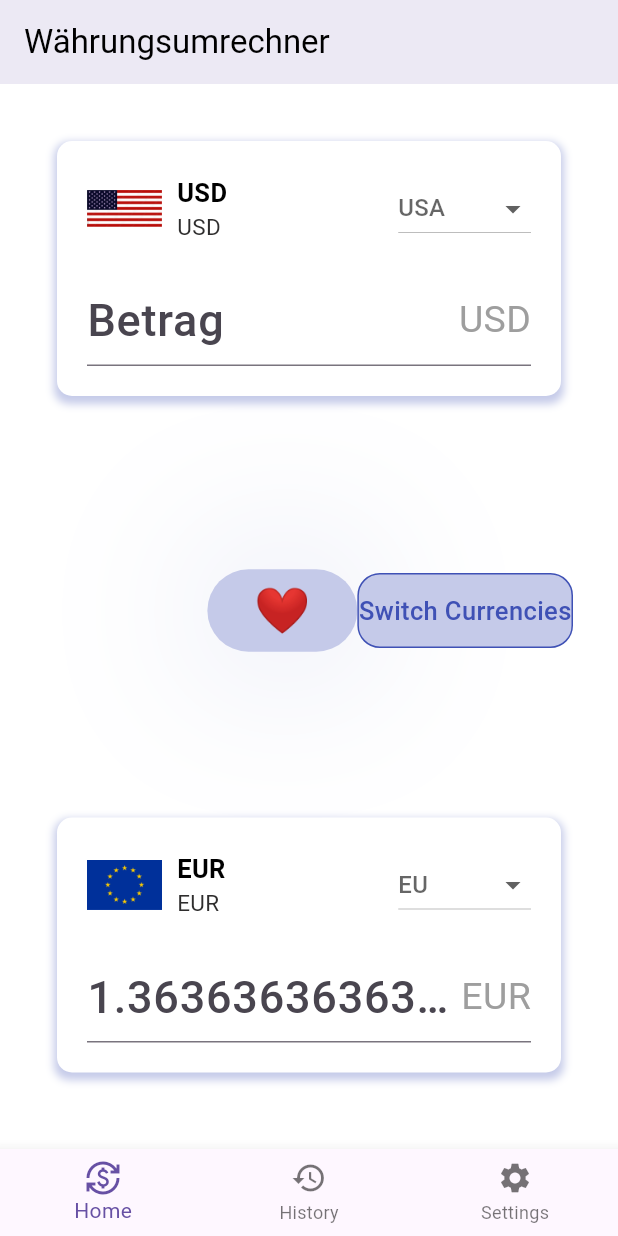
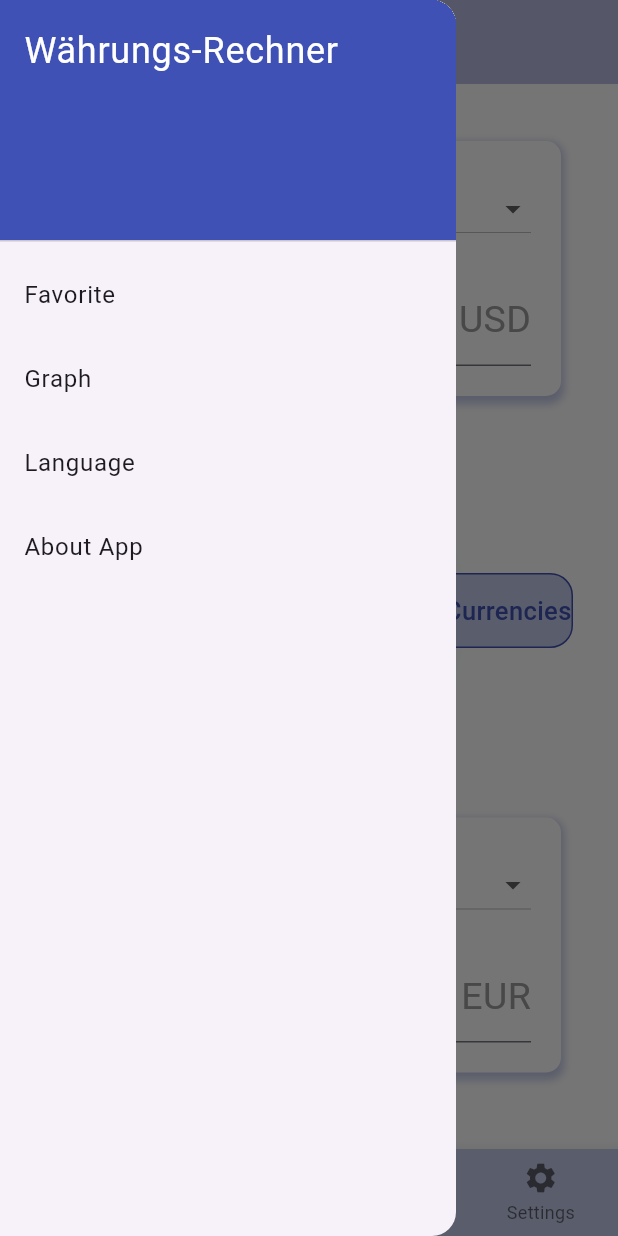
Before and after one commit to can3009/waehrungsrechner, a Flutter app: the screen it shows after launch, with the side drawer open (before the commit the screen has no drawer), on a phone screen of 412 x 824 dp. Run offline on Flutter 3.47's test engine with Material 3 defaults, Android fonts, the phone set to English and light mode, and no system bars; our stand-ins replace flutter_riverpod.

Commit message:
app drawer site

```diff
--- /dev/null
+++ b/lib/gui/ansicht/drawer/app_drawer.dart
@@ -0,0 +1,55 @@
+import 'package:waehrungsrechner/data/models/models.dart';
+
+class MyDrawer extends StatelessWidget {
+  @override
+  Widget build(BuildContext context) {
+    return Drawer(
+      child: ListView(
+        padding: EdgeInsets.zero,
+        children: <Widget>[
+          const DrawerHeader(
+            decoration: BoxDecoration(
+              color: Colors.indigo,
+            ),
+            child: Text(
+              'Währungs-Rechner',
+              style: TextStyle(
+                color: Colors.white,
+                fontSize: 24,
+              ),
+            ),
+          ),
+          ListTile(
+            title: const Text('Favorite'),
+            onTap: () {
+              // Aktion für Item 1
+              Navigator.pop(context);
+            },
+          ),
+          ListTile(
+            title: const Text('Graph '),
+            onTap: () {
+              // Aktion für Item 2
+              //  icon: Icon(Icons.history);
+              Navigator.pop(context);
+            },
+          ),
+          ListTile(
+            title: const Text('Language'),
+            onTap: () {
+              // Aktion für Item 3
+              Navigator.pop(context);
+            },
+          ),
+          ListTile(
+            title: const Text('About App'),
+            onTap: () {
+              // Aktion für Item 4
+              Navigator.pop(context);
+            },
+          ),
+        ],
+      ),
+    );
+  }
+}
--- a/lib/gui/ansicht/home/home_viev.dart
+++ b/lib/gui/ansicht/home/home_viev.dart
@@ -1,5 +1,6 @@
 import 'package:flutter/material.dart';
 import 'package:flutter_riverpod/flutter_riverpod.dart';
+import 'package:waehrungsrechner/gui/ansicht/drawer/app_drawer.dart';
 
 import 'package:waehrungsrechner/logic/app_state_provider.dart';
 // import '/projects/waehrungsrechner/lib/logic/app_state_provider.dart';
@@ -13,9 +14,10 @@ class HomeView extends ConsumerWidget {
   Widget build(BuildContext context, WidgetRef ref) {
     final appStateProvider = ref.read(refAppStateProvider.notifier);
     return Scaffold(
+      drawer: MyDrawer(),
       backgroundColor: Colors.white,
       appBar: AppBar(
-        backgroundColor: Colors.white,
+        backgroundColor: Colors.indigo[100],
         elevation: 9,
         title: const Text(
           'Währungsumrechner',
@@ -115,6 +117,10 @@ class HomeView extends ConsumerWidget {
             label: 'Home',
           ),
           BottomNavigationBarItem(
+            icon: Icon(Icons.favorite),
+            label: 'Favorite',
+          ),
+          BottomNavigationBarItem(
             icon: Icon(Icons.history),
             label: 'History',
           ),
@@ -123,6 +129,8 @@ class HomeView extends ConsumerWidget {
             label: 'Settings',
           ),
         ],
+        type: BottomNavigationBarType.fixed,
+        backgroundColor: Colors.indigo[100],
         currentIndex: 0,
         onTap: (index) {
           // switch screen based on index
--- a/lib/logic/app_state_provider.dart
+++ b/lib/logic/app_state_provider.dart
@@ -6,6 +6,7 @@ final refAppStateProvider =
     NotifierProvider<AppStateProvider, AppState>(() => AppStateProvider());
 
 //!
+
 class AppStateProvider extends Notifier<AppState> {
   @override
   AppState build() {
```
Also changed, not shown: lib/gui/ansicht/fav_view/fav.dart (added), 1 other file.
